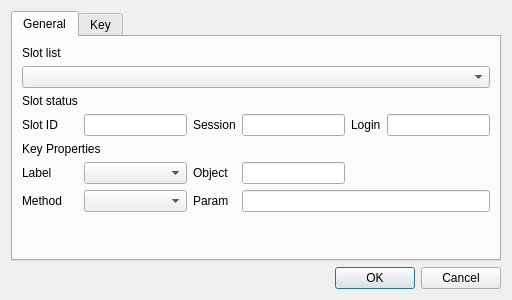
Before: the Qt Designer form HsmMan/derive_key_dlg.ui in jykim74/CryptokiMan, drawn with Qt 5.
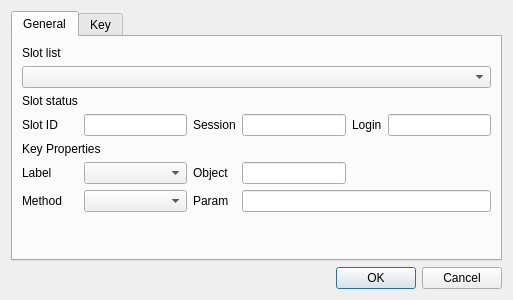
After: the same form once the commit is applied. The open tabs and pages were chosen to show the change.

Diff of the .ui file:
```diff
--- a/HsmMan/derive_key_dlg.ui
+++ b/HsmMan/derive_key_dlg.ui
@@ -6,7 +6,7 @@
    <rect>
     <x>0</x>
     <y>0</y>
-    <width>400</width>
+    <width>513</width>
     <height>300</height>
    </rect>
   </property>
```
Left out of the diff: 2 changed lines with no effect on the pictures.
